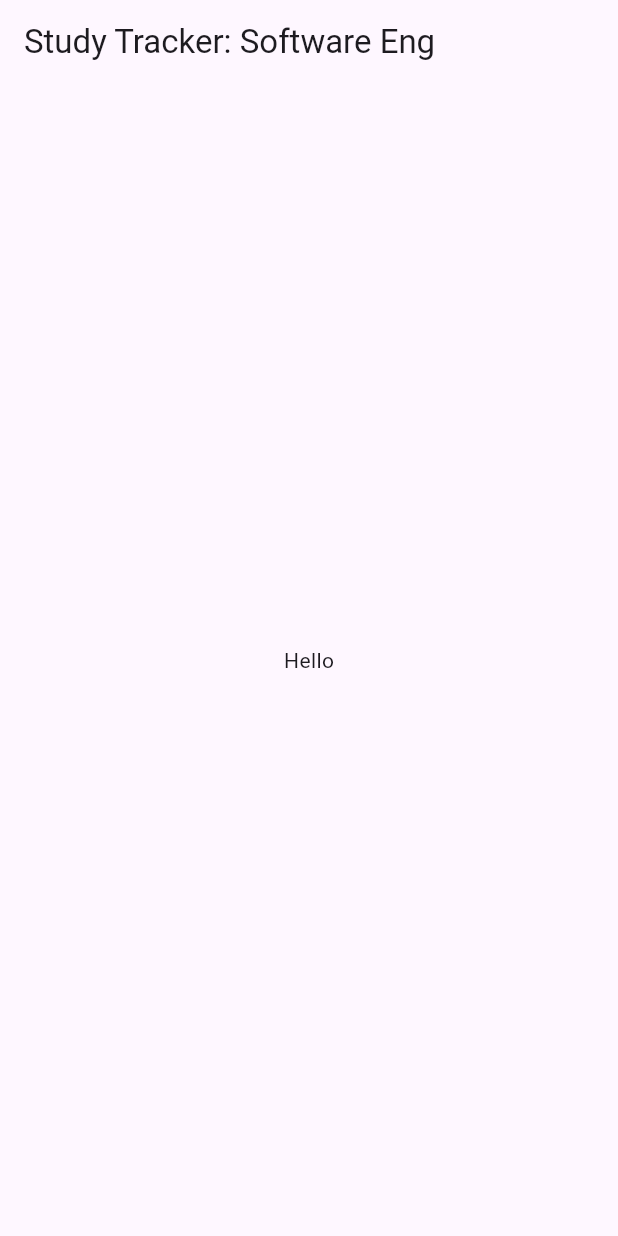
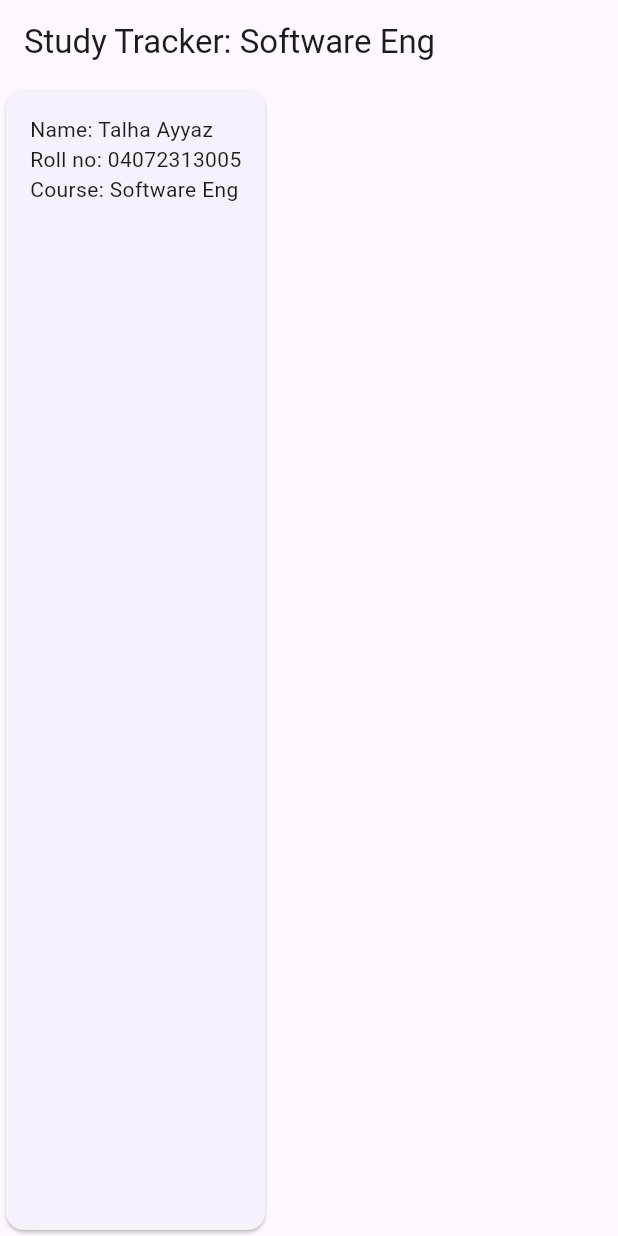
Before and after one commit to 6Talha-ayyaz/MAD, a Flutter app: the screen it shows after launch, on a phone screen of 412 x 824 dp. Run offline on Flutter 3.47's test engine with Material 3 defaults, Android fonts, the light colour scheme and no system bars.

Commit message:
Flutter lab: step 2

```diff
--- a/flutter_lab/lib/main.dart
+++ b/flutter_lab/lib/main.dart
@@ -58,17 +58,53 @@ class HomePage extends StatelessWidget {
       appBar: AppBar(
         title: Text('Study Tracker: $course'),
       ),
-      body: const Center(
-        child: Text('Hello'),
+      body: StudentCard(
+        name: studentName,
+        roll: rollNo,
+        course: course,
       ),
     );
   }
 }
 
-// Question: What is the difference between what runApp receives and what MaterialApp receives as home?
-// Answer: runApp receives the root widget of the entire application (typically MaterialApp, which configures
-// top-level app settings like themes, routing, and localization). MaterialApp's 'home' parameter receives
-// the widget representing the default or initial screen (page layout) displayed when the app launches.
+class StudentCard extends StatelessWidget {
+  final String name;
+  final String roll;
+  final String course;
+
+  const StudentCard({
+    super.key,
+    required this.name,
+    required this.roll,
+    required this.course,
+  });
+
+  @override
+  Widget build(BuildContext context) {
+    return Card(
+      child: Padding(
+        padding: const EdgeInsets.all(16),
+        child: Column(
+          crossAxisAlignment: CrossAxisAlignment.start,
+          children: [
+            Text('Name: $name', key: const Key('student-name')),
+            Text('Roll no: $roll', key: const Key('student-roll')),
+            Text('Course: $course', key: const Key('student-course')),
+          ],
+        ),
+      ),
+    );
+  }
+}
+
+// ---------------------------------------------------------------------------
+// THINK QUESTION (Step 2):
+// Why are the fields of a StatelessWidget final? What would the compiler say if you removed final?
+// Answer: StatelessWidget instances are immutable (their properties cannot change after construction). Marking fields as 'final'
+// enforces this immutability, ensuring that widgets remain pure descriptions of configuration and allowing Flutter to optimize rendering.
+// If you removed 'final', the Dart compiler would throw a compile-time error: "The member 'name' can't be defined because it is not final..."
+// (or similar errors stating that mutable fields are not allowed in immutable widget classes).
+// ---------------------------------------------------------------------------
 
 // ---- Provided for Step 7. It has a bug on purpose. Do not rename anything.
 class BuggyCounter extends StatefulWidget {
```
